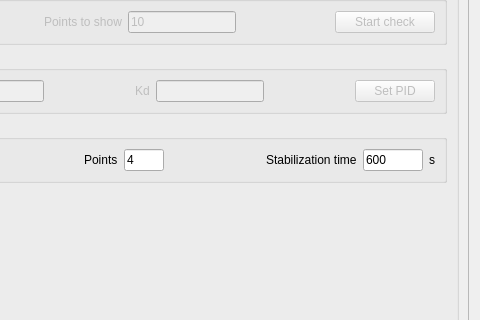
First picture: the form in plugins/peltierController/peltierController_settingsWidget.ui, repository pyIVLS/pyIVLS, before the edit; both pictures show x 346 to 826 and y 206 to 526 of the 826 by 613 pixel window.
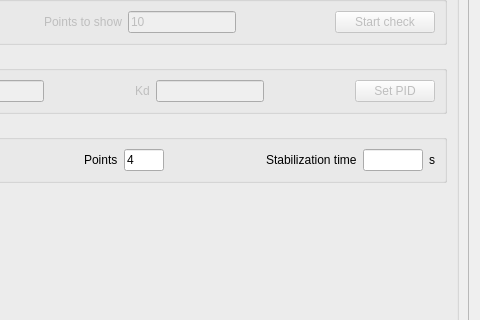
Second picture: the form after the edit.

Diff of the .ui file:
```diff
--- a/plugins/peltierController/peltierController_settingsWidget.ui
+++ b/plugins/peltierController/peltierController_settingsWidget.ui
@@ -552,7 +552,7 @@
                 </size>
                </property>
                <property name="text">
-                <string>600</string>
+                <string></string>
                </property>
               </widget>
              </item>
```
